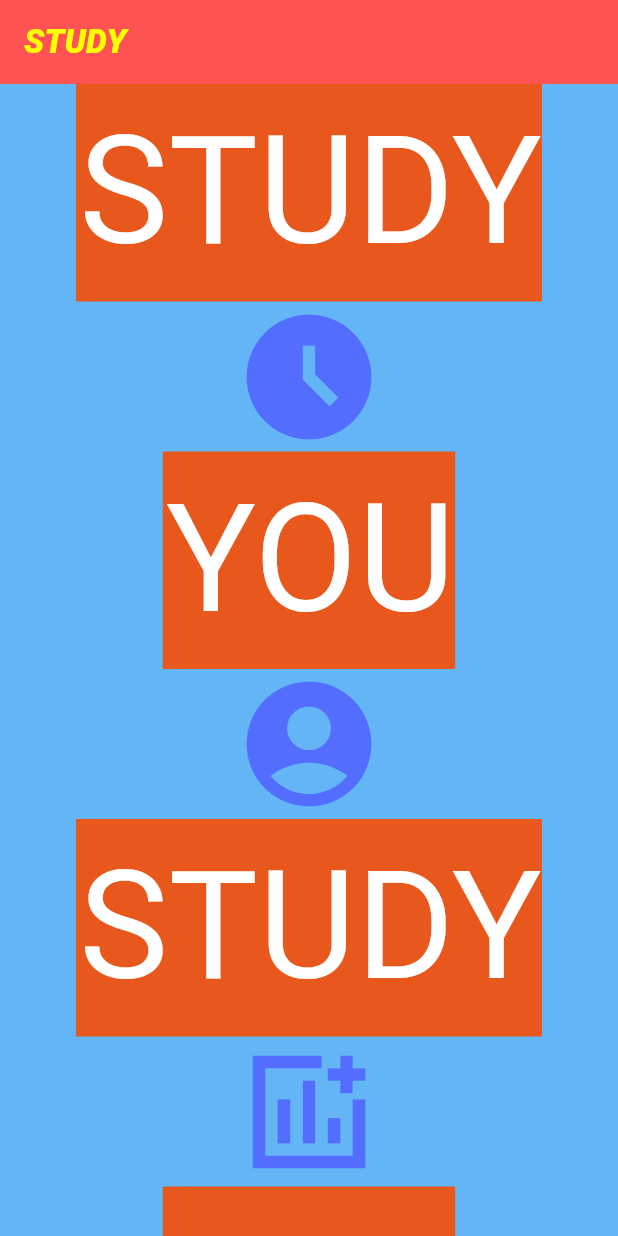
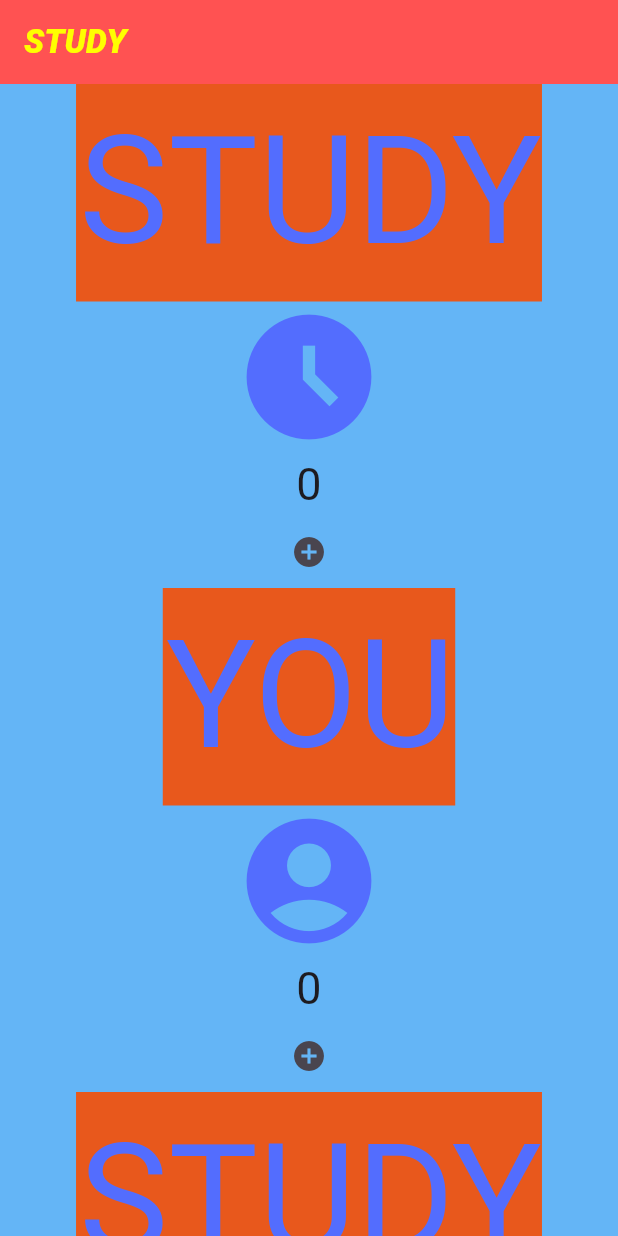
Before and after one commit to yagihiro0224/FlutterStudy, a Flutter app: the screen it shows after launch, on a phone screen of 412 x 824 dp. Run offline on Flutter 3.47's test engine with Material 3 defaults, Android fonts, the phone set to English and light mode, and no system bars.

Commit message:
add study.

```diff
--- a/flutter_study/lib/main.dart
+++ b/flutter_study/lib/main.dart
@@ -21,6 +21,13 @@ class _MyAppState extends State<MyApp> {
   @override
   Widget build(BuildContext context) {
     return MaterialApp(
+      theme: ThemeData(
+        textTheme: const TextTheme(
+          titleLarge: TextStyle(
+            color: Colors.indigoAccent,
+          ),
+        ),
+      ),
       home: Scaffold(
         backgroundColor: Colors.blue.shade300,
         appBar: MyAppBar(strName: _strNameA, appColor: Colors.yellowAccent),
--- a/flutter_study/lib/widgets/my_column.dart
+++ b/flutter_study/lib/widgets/my_column.dart
@@ -1,6 +1,6 @@
 import 'package:flutter/material.dart';
 
-class MyColumn extends StatelessWidget {
+class MyColumn extends StatefulWidget {
   final String strName;
   final IconData icn;
 
@@ -11,22 +11,33 @@ class MyColumn extends StatelessWidget {
   });
 
   @override
+  State<MyColumn> createState() => _MyColumnState();
+}
+
+class _MyColumnState extends State<MyColumn> {
+  int counter = 0;
+
+  void onClick() {
+    setState(() {
+      counter = counter + 1;
+    });
+  }
+
+  @override
   Widget build(BuildContext context) {
     return Column(
       mainAxisAlignment: MainAxisAlignment.spaceAround,
       children: [
         Center(
-          // child: Transform.rotate(
-          //   angle: -math.pi / 20.0,
           child: Container(
             padding: const EdgeInsets.all(1),
             color: const Color(0xFFE8581C),
             child: Transform.translate(
               offset: const Offset(1, -1),
               child: Text(
-                strName,
-                style: const TextStyle(
-                  color: Colors.white,
+                widget.strName,
+                style: TextStyle(
+                  color: Theme.of(context).textTheme.titleLarge?.color,
                   fontSize: 100,
                 ),
               ),
@@ -34,9 +45,17 @@ class MyColumn extends StatelessWidget {
           ),
         ),
         Icon(
-          icn,
+          widget.icn,
           color: Colors.indigoAccent,
           size: 100,
+        ),
+        Text(
+          '$counter',
+          style: const TextStyle(fontSize: 30),
+        ),
+        IconButton(
+          onPressed: onClick,
+          icon: const Icon(Icons.add_circle_outlined),
         ),
       ],
     );
```
Also changed, not shown: 1 other file.
